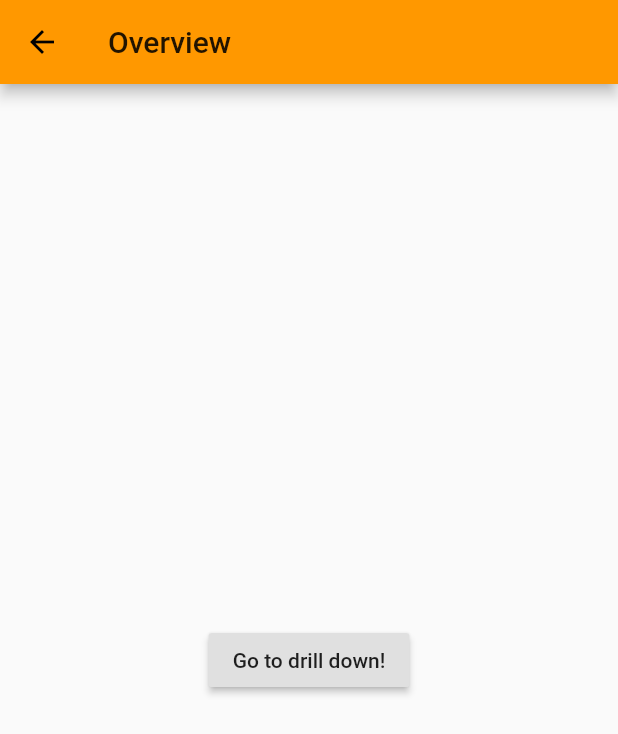
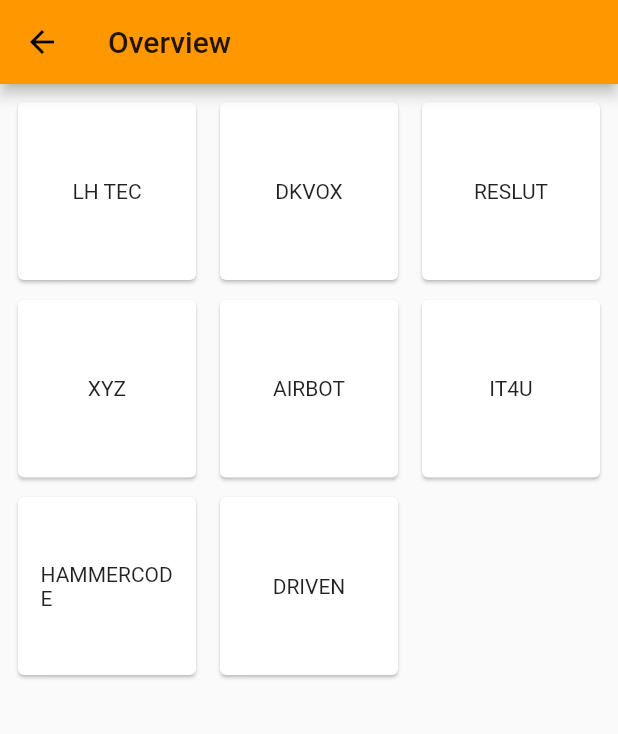
Before and after one commit to michellhornung/monitor, a Flutter app: the Overview screen opened directly, on a phone screen of 412 x 824 dp. Shown: the top 734 px of the screen. Run offline on Flutter 3.47's test engine with Material 2 defaults, Android fonts, the phone set to English and light mode, and no system bars.

Commit message:
Logon and gridview

```diff
--- a/lib/pages/login.dart
+++ b/lib/pages/login.dart
@@ -40,7 +40,7 @@ class _MyHomePageState extends State<Login> {
     final loginButon = Material(
       elevation: 5.0,
       borderRadius: BorderRadius.circular(30.0),
-      color: Color(0xff01A0C7),
+      color: Colors.orange,
       child: MaterialButton(
         minWidth: MediaQuery.of(context).size.width,
         padding: EdgeInsets.fromLTRB(20.0, 15.0, 20.0, 15.0),
@@ -50,7 +50,7 @@ class _MyHomePageState extends State<Login> {
               MaterialPageRoute(builder: (context) => Overview()),
             );
         },
-        child: Text("Login",
+        child: Text("LOGON",
             textAlign: TextAlign.center,
             style: style.copyWith(
                 color: Colors.white, fontWeight: FontWeight.bold)),
@@ -61,7 +61,7 @@ class _MyHomePageState extends State<Login> {
       body: SingleChildScrollView(
       child: Center(
         child: Container(
-          color: Colors.white,
+          color: Colors.blueGrey,
           child: Padding(
             padding: const EdgeInsets.all(36.0),
             child: Column(
--- a/lib/pages/overview.dart
+++ b/lib/pages/overview.dart
@@ -2,22 +2,37 @@ import 'package:flutter/material.dart';
 import 'package:monitor/pages/drilldown.dart';
 
 class Overview extends StatelessWidget {
+  final List<String> _listViewData = [
+    "LH TEC",
+    "DKVOX",
+    "RESLUT",
+    "XYZ",
+    "AIRBOT",
+    "IT4U",
+    "HAMMERCODE",
+    "DRIVEN"
+  ];
+
   @override
   Widget build(BuildContext context) {
     return Scaffold(
       appBar: AppBar(
         title: Text('Overview'),
       ),
-      body: Center(
-        child: RaisedButton(
-          child: Text('Go to drill down!'),
-          onPressed: () {
-          Navigator.push(
-            context,
-            MaterialPageRoute(builder: (context) => DrillDown()),
-          );
-        }
-        ),
+      body: GridView.count(
+        crossAxisCount: 3,
+        padding: EdgeInsets.all(8.0),
+        crossAxisSpacing: 8.0,
+        mainAxisSpacing: 5.0,
+        children: _listViewData
+            .map((data) => Card(
+                  child: Center(
+                      child: Padding(
+                    padding: const EdgeInsets.all(15.0),
+                    child: Text(data),
+                  )),
+                ))
+            .toList(),
       ),
     );
   }
```
Also changed, not shown: assets/logo.png (added).
